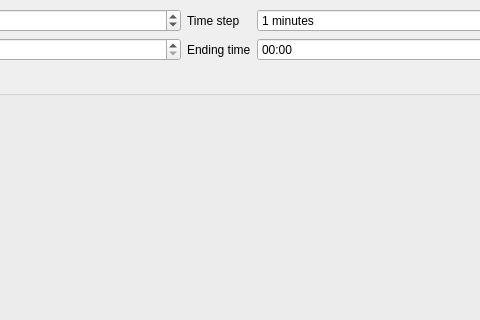
Old version of the form withlineflowplotwidget.ui in the repository BugenZhao/MTAnalyzer; both pictures show x 165 to 645 and y 0 to 320 of the 784 by 618 pixel window.
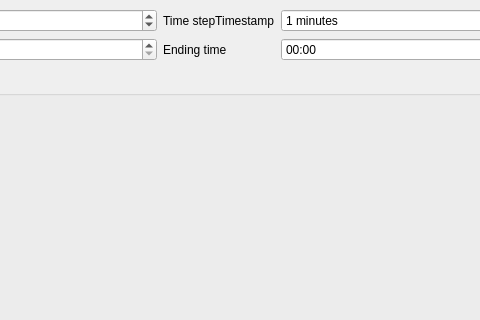
New version of the form.

The edit to the form file:
```diff
--- a/withlineflowplotwidget.ui
+++ b/withlineflowplotwidget.ui
@@ -135,7 +135,7 @@
          </sizepolicy>
         </property>
         <property name="text">
-         <string>Time step</string>
+         <string>Time stepTimestamp</string>
         </property>
        </widget>
       </item>
```
